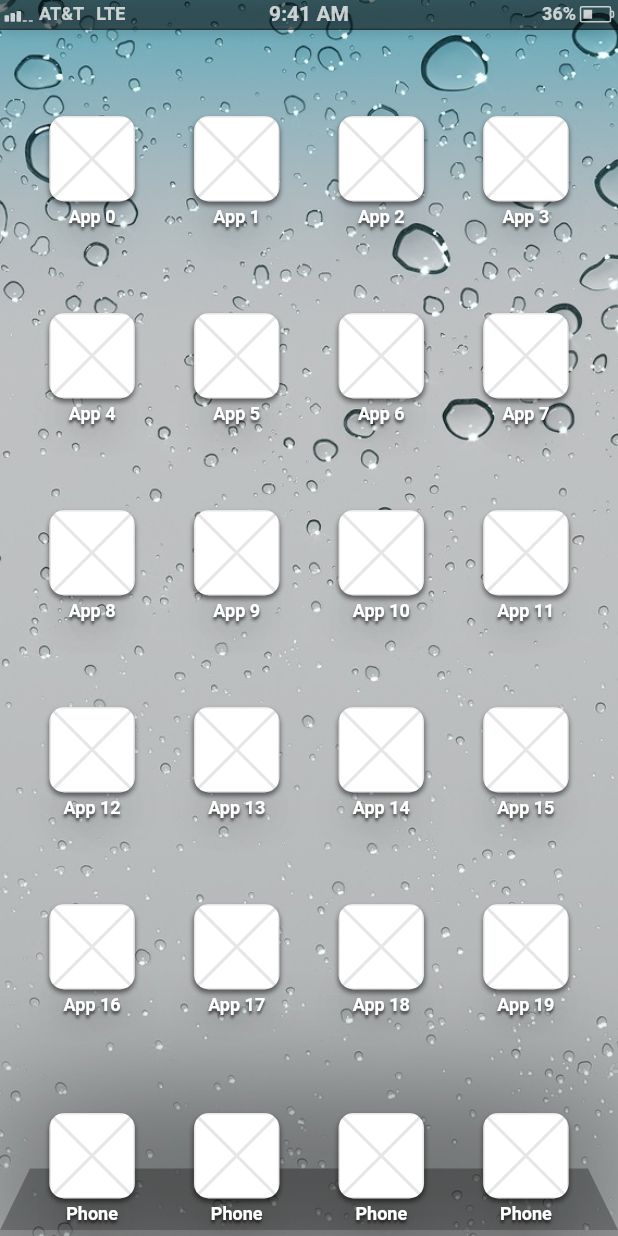
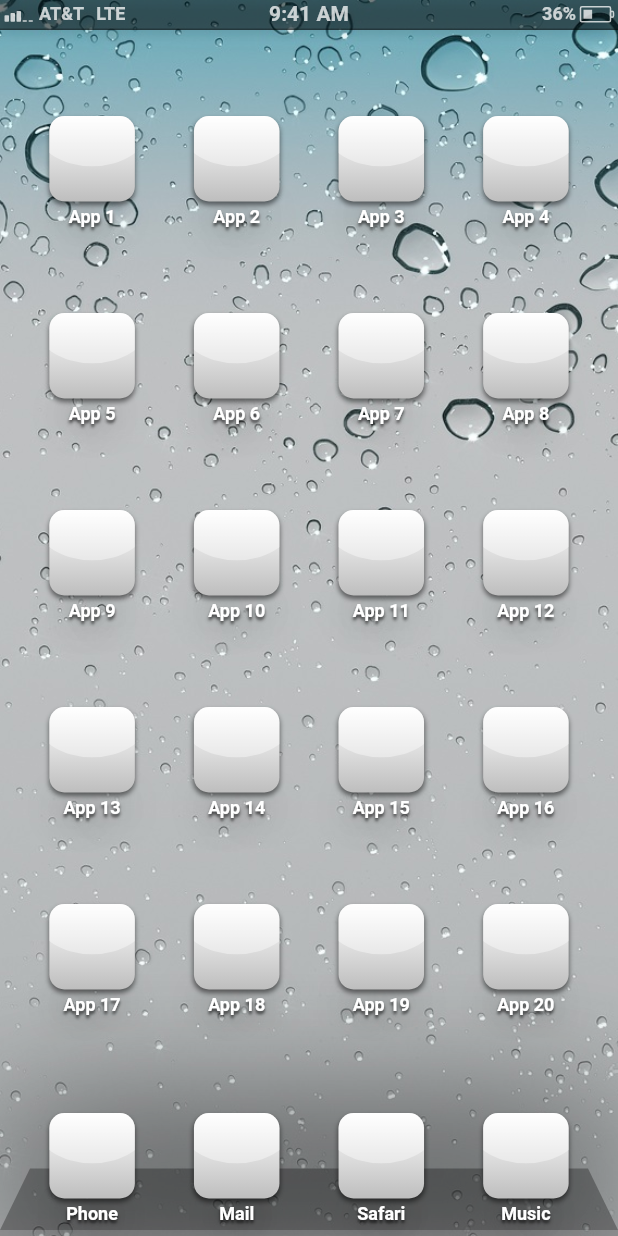
Before and after one commit to breitburg/forstall, a Flutter app: the screen it shows after launch, on a phone screen of 412 x 824 dp. Run offline on Flutter 3.47's test engine with Material 2 defaults, Android fonts, the light colour scheme and no system bars; Roboto replaces fonts that are missing (Helvetica).

Commit message:
Add icon gloss

```diff
--- a/lib/main.dart
+++ b/lib/main.dart
@@ -31,8 +31,8 @@ class ForstallApp extends StatelessWidget {
               data: effectiveMediaQueryData.copyWith(
                 padding: effectiveMediaQueryData.padding +
                     EdgeInsets.only(
-                        top: statusBar
-                            .preferredSize.height), // Status Bar Height
+                      top: statusBar.preferredSize.height,
+                    ), // Status Bar Height
               ),
               child: child,
             ),
--- a/lib/screens/springboard.dart
+++ b/lib/screens/springboard.dart
@@ -14,6 +14,7 @@ class Springboard extends StatelessWidget {
     return Container(
       padding: effectivePadding,
       decoration: BoxDecoration(
+        color: const Color.fromRGBO(210, 210, 210, 1),
         image: DecorationImage(
           image: Image.asset('assets/bubbles.jpeg').image,
           fit: BoxFit.cover,
@@ -24,6 +25,7 @@ class Springboard extends StatelessWidget {
         children: [
           Expanded(
             child: PageView.builder(
+              itemCount: 3,
               itemBuilder: (BuildContext context, int index) {
                 return Column(
                   mainAxisAlignment: MainAxisAlignment.spaceEvenly,
@@ -32,7 +34,7 @@ class Springboard extends StatelessWidget {
                       Row(
                         mainAxisAlignment: MainAxisAlignment.spaceEvenly,
                         children: [
-                          for (var app = 0; app < 4; app++)
+                          for (var app = 1; app <= 4; app++)
                             GestureDetector(
                               onTap: () => Navigator.of(context).push(
                                 ForstallPageRoute(
--- a/lib/widgets/app_icon.dart
+++ b/lib/widgets/app_icon.dart
@@ -42,7 +42,9 @@ class SpringboardAppIcon extends StatelessWidget {
 }
 
 class AppIcon extends StatelessWidget {
-  const AppIcon({super.key});
+  final bool glossy;
+
+  const AppIcon({super.key, this.glossy = true});
 
   @override
   Widget build(BuildContext context) {
@@ -51,7 +53,14 @@ class AppIcon extends StatelessWidget {
       constraints: BoxConstraints.tight(const Size.square(57)),
       decoration: BoxDecoration(
         borderRadius: BorderRadius.circular(10),
-        color: const Color.fromRGBO(255, 255, 255, 1),
+        gradient: const LinearGradient(
+          begin: Alignment.topCenter,
+          end: Alignment.bottomCenter,
+          colors: [
+            Color.fromRGBO(255, 255, 255, 1),
+            Color.fromRGBO(190, 190, 190, 1),
+          ],
+        ),
         boxShadow: const [
           BoxShadow(
             color: Color.fromRGBO(0, 0, 0, 0.5),
@@ -60,10 +69,31 @@ class AppIcon extends StatelessWidget {
           ),
         ],
       ),
-      child: const Placeholder(
-        strokeWidth: 2,
-        color: Color.fromRGBO(0, 0, 0, 0.1),
+      child: CustomPaint(
+        painter: glossy ? const IconGlossPainter() : null,
       ),
     );
   }
 }
+
+class IconGlossPainter extends CustomPainter {
+  final double padding;
+
+  const IconGlossPainter({this.padding = 10});
+
+  @override
+  void paint(Canvas canvas, Size size) {
+    canvas.drawOval(
+      Rect.fromLTRB(
+        -padding,
+        -padding * 2,
+        size.width + padding,
+        (size.height + padding) / 2,
+      ),
+      Paint()..color = const Color.fromRGBO(255, 255, 255, 0.4),
+    );
+  }
+
+  @override
+  bool shouldRepaint(covariant CustomPainter oldDelegate) => true;
+}
--- a/lib/widgets/dock/dock.dart
+++ b/lib/widgets/dock/dock.dart
@@ -29,18 +29,10 @@ class Dock extends StatelessWidget {
           child: Row(
             mainAxisAlignment: MainAxisAlignment.spaceEvenly,
             children: const [
-              SpringboardAppIcon(
-                title: Text('Phone'),
-              ),
-              SpringboardAppIcon(
-                title: Text('Phone'),
-              ),
-              SpringboardAppIcon(
-                title: Text('Phone'),
-              ),
-              SpringboardAppIcon(
-                title: Text('Phone'),
-              ),
+              SpringboardAppIcon(title: Text('Phone')),
+              SpringboardAppIcon(title: Text('Mail')),
+              SpringboardAppIcon(title: Text('Safari')),
+              SpringboardAppIcon(title: Text('Music')),
             ],
           ),
         ),
```
